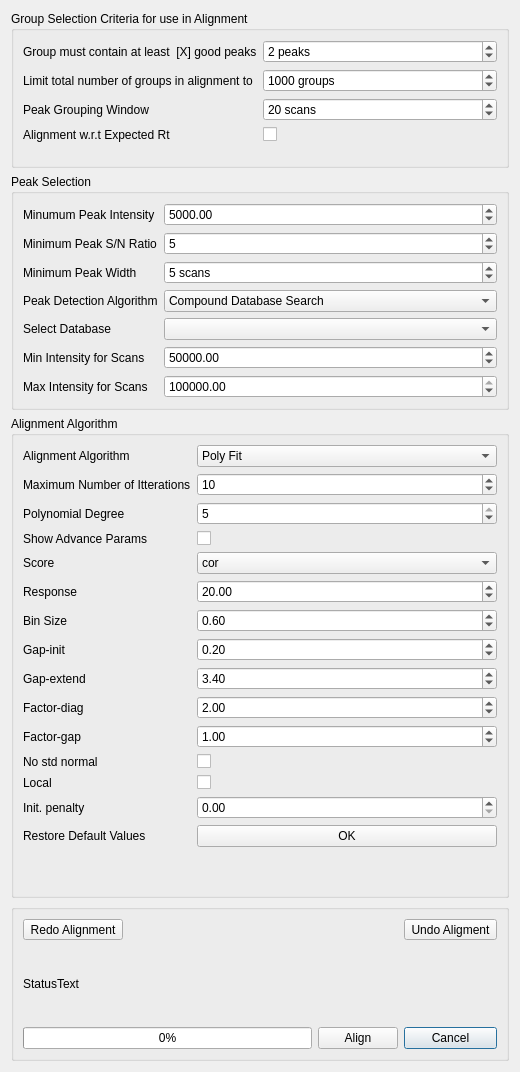
Before: the Qt Designer form src/gui/mzroll/forms/alignmentdialog.ui in ElucidataInc/ElMaven, drawn with Qt 5.
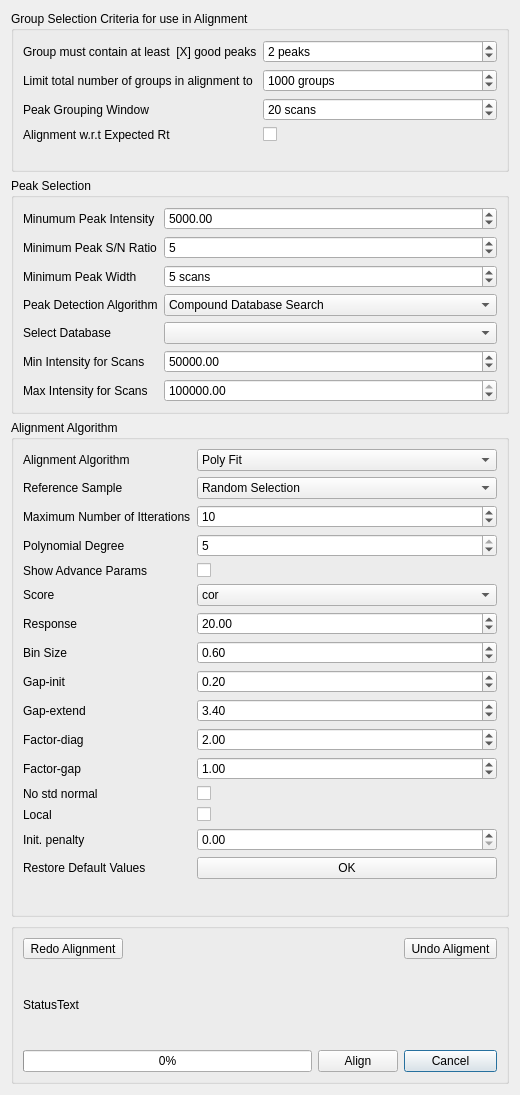
After: the same form once the commit is applied.

Commit message: Fix: Add option to choose reference sample

Diff of the .ui file:
```diff
--- a/src/gui/mzroll/forms/alignmentdialog.ui
+++ b/src/gui/mzroll/forms/alignmentdialog.ui
@@ -7,7 +7,7 @@
     <x>0</x>
     <y>0</y>
     <width>520</width>
-    <height>1072</height>
+    <height>1095</height>
    </rect>
   </property>
   <property name="windowTitle">
@@ -341,14 +341,14 @@
         </item>
        </widget>
       </item>
-      <item row="1" column="0">
+      <item row="2" column="0">
        <widget class="QLabel" name="label_7">
         <property name="text">
          <string>Maximum Number of Itterations</string>
         </property>
        </widget>
       </item>
-      <item row="1" column="1">
+      <item row="2" column="1">
        <widget class="QSpinBox" name="maxItterations">
         <property name="minimum">
          <number>1</number>
@@ -358,14 +358,14 @@
         </property>
        </widget>
       </item>
-      <item row="3" column="0">
+      <item row="4" column="0">
        <widget class="QLabel" name="label_8">
         <property name="text">
          <string>Polynomial Degree</string>
         </property>
        </widget>
       </item>
-      <item row="3" column="1">
+      <item row="4" column="1">
        <widget class="QSpinBox" name="polynomialDegree">
         <property name="minimum">
          <number>1</number>
@@ -378,14 +378,14 @@
         </property>
        </widget>
       </item>
-      <item row="5" column="0">
+      <item row="6" column="0">
        <widget class="QLabel" name="labelScoreObi">
         <property name="text">
          <string>Score</string>
         </property>
        </widget>
       </item>
-      <item row="5" column="1">
+      <item row="6" column="1">
        <widget class="QComboBox" name="scoreObi">
         <item>
          <property name="text">
@@ -409,14 +409,14 @@
         </item>
        </widget>
       </item>
-      <item row="6" column="0">
+      <item row="7" column="0">
        <widget class="QLabel" name="labelResponseObiWarp">
         <property name="text">
          <string>Response</string>
         </property>
        </widget>
       </item>
-      <item row="6" column="1">
+      <item row="7" column="1">
        <widget class="QDoubleSpinBox" name="responseObiWarp">
         <property name="maximum">
          <double>100.000000000000000</double>
@@ -429,14 +429,14 @@
         </property>
        </widget>
       </item>
-      <item row="7" column="0">
+      <item row="8" column="0">
        <widget class="QLabel" name="labelBinSizeObiWarp">
         <property name="text">
          <string>Bin Size</string>
         </property>
        </widget>
       </item>
-      <item row="7" column="1">
+      <item row="8" column="1">
        <widget class="QDoubleSpinBox" name="binSizeObiWarp">
         <property name="maximum">
          <double>2.000000000000000</double>
@@ -449,14 +449,14 @@
         </property>
        </widget>
       </item>
-      <item row="8" column="0">
+      <item row="9" column="0">
        <widget class="QLabel" name="labelGapInit">
         <property name="text">
          <string>Gap-init</string>
         </property>
        </widget>
       </item>
-      <item row="8" column="1">
+      <item row="9" column="1">
        <widget class="QDoubleSpinBox" name="gapInit">
         <property name="maximum">
          <double>97.989999999999995</double>
@@ -469,14 +469,14 @@
         </property>
        </widget>
       </item>
-      <item row="9" column="0">
+      <item row="10" column="0">
        <widget class="QLabel" name="labelGapExtend">
         <property name="text">
          <string>Gap-extend</string>
         </property>
        </widget>
       </item>
-      <item row="9" column="1">
+      <item row="10" column="1">
        <widget class="QDoubleSpinBox" name="gapExtend">
         <property name="singleStep">
          <double>0.500000000000000</double>
@@ -486,14 +486,14 @@
         </property>
        </widget>
       </item>
-      <item row="10" column="0">
+      <item row="11" column="0">
        <widget class="QLabel" name="labelFactorDiag">
         <property name="text">
          <string>Factor-diag</string>
         </property>
        </widget>
       </item>
-      <item row="10" column="1">
+      <item row="11" column="1">
        <widget class="QDoubleSpinBox" name="factorDiag">
         <property name="singleStep">
          <double>0.500000000000000</double>
@@ -503,14 +503,14 @@
         </property>
        </widget>
       </item>
-      <item row="11" column="0">
+      <item row="12" column="0">
        <widget class="QLabel" name="labelFactorGap">
         <property name="text">
          <string>Factor-gap</string>
         </property>
        </widget>
       </item>
-      <item row="11" column="1">
+      <item row="12" column="1">
        <widget class="QDoubleSpinBox" name="factorGap">
         <property name="singleStep">
          <double>0.500000000000000</double>
@@ -520,72 +520,88 @@
         </property>
        </widget>
       </item>
-      <item row="12" column="0">
+      <item row="13" column="0">
        <widget class="QLabel" name="labelNoStdNormal">
         <property name="text">
          <string>No std normal</string>
         </property>
        </widget>
       </item>
-      <item row="12" column="1">
+      <item row="13" column="1">
        <widget class="QCheckBox" name="noStdNormal">
         <property name="text">
          <string/>
         </property>
        </widget>
       </item>
-      <item row="13" column="0">
+      <item row="14" column="0">
        <widget class="QLabel" name="labelLocal">
         <property name="text">
          <string>Local</string>
         </property>
        </widget>
       </item>
-      <item row="13" column="1">
+      <item row="14" column="1">
        <widget class="QCheckBox" name="local">
         <property name="text">
          <string/>
         </property>
        </widget>
       </item>
-      <item row="14" column="0">
+      <item row="15" column="0">
        <widget class="QLabel" name="labelInitPenalty">
         <property name="text">
          <string>Init. penalty</string>
         </property>
        </widget>
       </item>
-      <item row="14" column="1">
+      <item row="15" column="1">
        <widget class="QDoubleSpinBox" name="initPenalty"/>
       </item>
-      <item row="15" column="0">
+      <item row="16" column="0">
        <widget class="QLabel" name="labelRestoreDefaultObiWarpParams">
         <property name="text">
          <string>Restore Default Values</string>
         </property>
        </widget>
       </item>
-      <item row="15" column="1">
+      <item row="16" column="1">
        <widget class="QPushButton" name="restoreDefaultObiWarpParams">
         <property name="text">
          <string>OK</string>
         </property>
        </widget>
       </item>
-      <item row="4" column="0">
+      <item row="5" column="0">
        <widget class="QLabel" name="labelShowAdvanceParams">
         <property name="text">
          <string>Show Advance Params</string>
         </property>
        </widget>
       </item>
-      <item row="4" column="1">
+      <item row="5" column="1">
        <widget class="QCheckBox" name="showAdvanceParams">
         <property name="text">
          <string/>
         </property>
        </widget>
       </item>
+      <item row="1" column="1">
+       <widget class="QComboBox" name="referenceSample">
+        <item>
+         <property name="text">
+          <string>Random Selection</string>
+         </property>
+        </item>
+       </widget>
+      </item>
+      <item row="1" column="0">
+       <widget class="QLabel" name="labelReferenceSample">
+        <property name="text">
+         <string>Reference Sample</string>
+        </property>
+       </widget>
+      </item>
      </layout>
     </widget>
    </item>
```
The commit also changes 2 other files.
